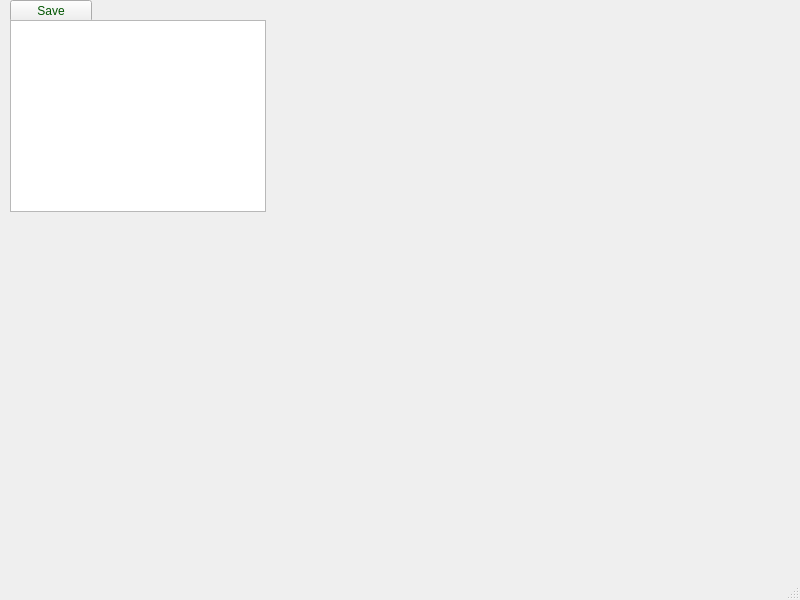
Qt form mainwindow.ui (Mykhailo418/qt) before a commit.
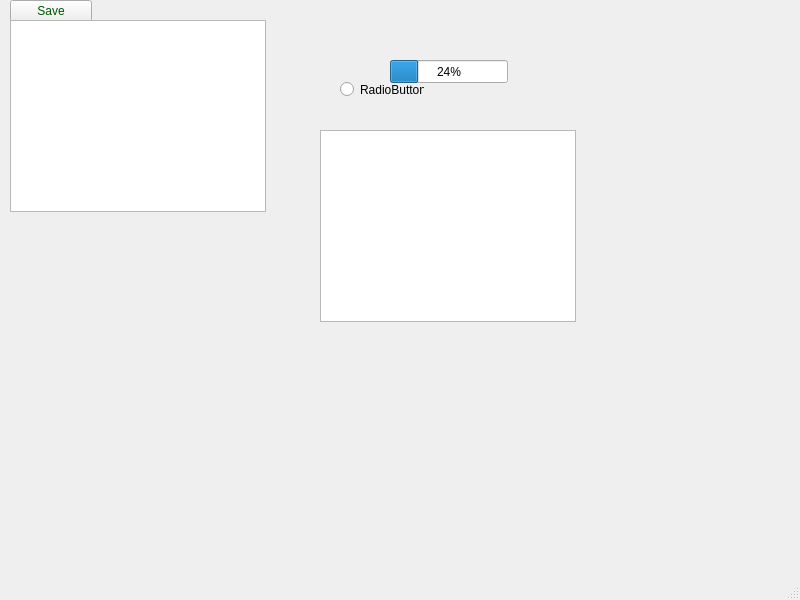
The same form after that commit.

```diff
--- a/mainwindow.ui
+++ b/mainwindow.ui
@@ -47,6 +47,42 @@
      </rect>
     </property>
    </widget>
+   <widget class="QRadioButton" name="radioButton">
+    <property name="geometry">
+     <rect>
+      <x>340</x>
+      <y>80</y>
+      <width>84</width>
+      <height>19</height>
+     </rect>
+    </property>
+    <property name="text">
+     <string>RadioButton</string>
+    </property>
+   </widget>
+   <widget class="QListView" name="listView_2">
+    <property name="geometry">
+     <rect>
+      <x>320</x>
+      <y>130</y>
+      <width>256</width>
+      <height>192</height>
+     </rect>
+    </property>
+   </widget>
+   <widget class="QProgressBar" name="progressBar">
+    <property name="geometry">
+     <rect>
+      <x>390</x>
+      <y>60</y>
+      <width>118</width>
+      <height>23</height>
+     </rect>
+    </property>
+    <property name="value">
+     <number>24</number>
+    </property>
+   </widget>
   </widget>
   <widget class="QMenuBar" name="menubar">
    <property name="geometry">
```
